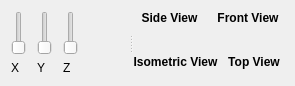
This is Engg._Drawing_Visualization_n_Design/Source_Code/forms/projectionwindow.ui in arpanmangal/COP-CAD as Qt 5 draws it before an edit. The edited form follows.
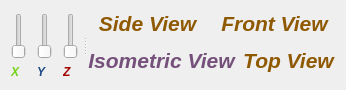
This is the edited form. Custom widgets are drawn as their Qt base class.

Commit message: Made box and added colors

```diff
--- a/Engg._Drawing_Visualization_n_Design/Source_Code/forms/projectionwindow.ui
+++ b/Engg._Drawing_Visualization_n_Design/Source_Code/forms/projectionwindow.ui
@@ -49,7 +49,7 @@
          <item>
           <widget class="QLabel" name="label_5">
            <property name="text">
-            <string>X</string>
+            <string>&lt;html&gt;&lt;head/&gt;&lt;body&gt;&lt;p&gt;&lt;span style=&quot; font-weight:600; font-style:italic; color:#73d216;&quot;&gt;X&lt;/span&gt;&lt;/p&gt;&lt;/body&gt;&lt;/html&gt;</string>
            </property>
           </widget>
          </item>
@@ -83,7 +83,7 @@
          <item>
           <widget class="QLabel" name="label_6">
            <property name="text">
-            <string>Y</string>
+            <string>&lt;html&gt;&lt;head/&gt;&lt;body&gt;&lt;p&gt;&lt;span style=&quot; font-weight:600; font-style:italic; color:#204a87;&quot;&gt;Y&lt;/span&gt;&lt;/p&gt;&lt;/body&gt;&lt;/html&gt;</string>
            </property>
           </widget>
          </item>
@@ -117,7 +117,7 @@
          <item>
           <widget class="QLabel" name="label_7">
            <property name="text">
-            <string>Z</string>
+            <string>&lt;html&gt;&lt;head/&gt;&lt;body&gt;&lt;p&gt;&lt;span style=&quot; font-weight:600; font-style:italic; color:#a40000;&quot;&gt;Z&lt;/span&gt;&lt;/p&gt;&lt;/body&gt;&lt;/html&gt;</string>
            </property>
           </widget>
          </item>
@@ -147,7 +147,7 @@
            <item>
             <widget class="QLabel" name="label">
              <property name="text">
-              <string>&lt;html&gt;&lt;head/&gt;&lt;body&gt;&lt;p align=&quot;center&quot;&gt;&lt;span style=&quot; font-weight:600;&quot;&gt;Side View&lt;/span&gt;&lt;/p&gt;&lt;/body&gt;&lt;/html&gt;</string>
+              <string>&lt;html&gt;&lt;head/&gt;&lt;body&gt;&lt;p align=&quot;center&quot;&gt;&lt;span style=&quot; font-size:16pt; font-weight:600; font-style:italic; color:#8f5902;&quot;&gt;Side View&lt;/span&gt;&lt;/p&gt;&lt;/body&gt;&lt;/html&gt;</string>
              </property>
             </widget>
            </item>
@@ -161,7 +161,7 @@
            <item>
             <widget class="QLabel" name="label_4">
              <property name="text">
-              <string>&lt;html&gt;&lt;head/&gt;&lt;body&gt;&lt;p align=&quot;center&quot;&gt;&lt;span style=&quot; font-weight:600;&quot;&gt;Front View&lt;/span&gt;&lt;/p&gt;&lt;/body&gt;&lt;/html&gt;</string>
+              <string>&lt;html&gt;&lt;head/&gt;&lt;body&gt;&lt;p align=&quot;center&quot;&gt;&lt;span style=&quot; font-size:16pt; font-weight:600; font-style:italic; color:#8f5902;&quot;&gt;Front View&lt;/span&gt;&lt;/p&gt;&lt;/body&gt;&lt;/html&gt;</string>
              </property>
             </widget>
            </item>
@@ -192,7 +192,7 @@
            <item>
             <widget class="QLabel" name="label_2">
              <property name="text">
-              <string>&lt;html&gt;&lt;head/&gt;&lt;body&gt;&lt;p align=&quot;center&quot;&gt;&lt;span style=&quot; font-weight:600;&quot;&gt;Isometric View&lt;/span&gt;&lt;/p&gt;&lt;/body&gt;&lt;/html&gt;</string>
+              <string>&lt;html&gt;&lt;head/&gt;&lt;body&gt;&lt;p align=&quot;center&quot;&gt;&lt;span style=&quot; font-size:16pt; font-weight:600; font-style:italic; color:#75507b;&quot;&gt;Isometric View&lt;/span&gt;&lt;/p&gt;&lt;/body&gt;&lt;/html&gt;</string>
              </property>
             </widget>
            </item>
@@ -206,7 +206,7 @@
            <item>
             <widget class="QLabel" name="label_3">
              <property name="text">
-              <string>&lt;html&gt;&lt;head/&gt;&lt;body&gt;&lt;p align=&quot;center&quot;&gt;&lt;span style=&quot; font-weight:600;&quot;&gt;Top View&lt;/span&gt;&lt;/p&gt;&lt;/body&gt;&lt;/html&gt;</string>
+              <string>&lt;html&gt;&lt;head/&gt;&lt;body&gt;&lt;p align=&quot;center&quot;&gt;&lt;span style=&quot; font-size:16pt; font-weight:600; font-style:italic; color:#8f5902;&quot;&gt;Top View&lt;/span&gt;&lt;/p&gt;&lt;/body&gt;&lt;/html&gt;</string>
              </property>
             </widget>
            </item>
```
The commit also changes 2 other files.
